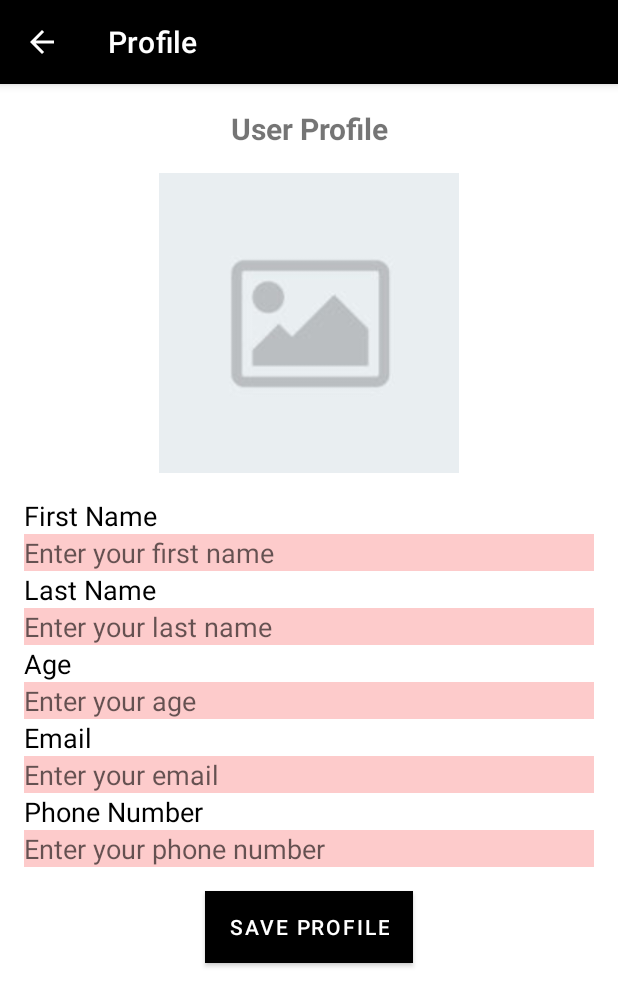
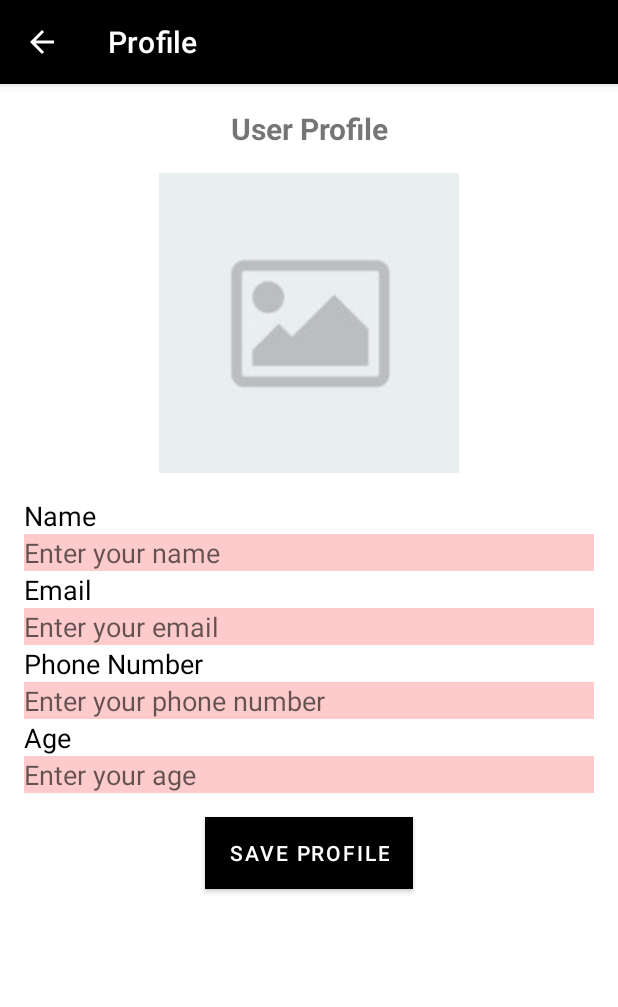
Before and after one commit to satiyaganes06/Party-mobile-project, an Android app: the user_profile screen opened directly, with no data from a screen before it, on a phone screen of 412 x 824 dp. Shown: the top 1007 px of the screen. Run offline under Robolectric (Android 15) with nearby library versions, the phone set to English and light mode, and no system bars; our stand-ins replace Firebase (no records; nobody signed in at launch, a user with empty details on screens opened directly).

Commit message:
19/06/2023 Satiya

```diff
--- a/app/src/main/java/com/example/party_mobile/user_profile.java
+++ b/app/src/main/java/com/example/party_mobile/user_profile.java
@@ -1,4 +1,5 @@
 package com.example.party_mobile;
+import android.annotation.SuppressLint;
 import android.os.Bundle;
 import android.view.View;
 import android.widget.Button;
@@ -11,6 +12,7 @@ import androidx.appcompat.app.ActionBar;
 import androidx.appcompat.app.AppCompatActivity;
 
 import com.example.party_mobile.Firebase_Model.UserModel;
+import com.example.party_mobile.Utility.LoadingDialog;
 import com.google.android.gms.tasks.OnCompleteListener;
 import com.google.android.gms.tasks.Task;
 import com.google.firebase.auth.FirebaseAuth;
@@ -20,19 +22,24 @@ import com.google.firebase.firestore.DocumentSnapshot;
 import com.google.firebase.firestore.FirebaseFirestore;
 
 
-public class user_profile extends AppCompatActivity {
+public class user_profile extends BaseActivity {
 
     private UserModel userModel;
 
-    private EditText firstNameEditText, lastNameEditText, studentIdEditText, emailEditText, phoneNumberEditText;
+    private EditText nameEditText, emailEditText, phoneNumberEditText, ageEditText;
     private Button saveProfileButton;
     private ImageView profileImageView;
     private FirebaseFirestore db;
     private FirebaseUser currentUser;
 
+    DocumentSnapshot document;
+
+    LoadingDialog loadingDialog = new LoadingDialog(this);
+
 //    public user_profile(String firstName, String lastName, String studentId, String email, String phoneNumber) {
 //    }
 
+    @SuppressLint("MissingInflatedId")
     @Override
     protected void onCreate(Bundle savedInstanceState) {
         super.onCreate(savedInstanceState);
@@ -53,9 +60,8 @@ public class user_profile extends AppCompatActivity {
         currentUser = auth.getCurrentUser();
 
         // Initialize views
-        firstNameEditText = findViewById(R.id.firstNameEditText);
-        lastNameEditText = findViewById(R.id.lastNameEditText);
-        studentIdEditText = findViewById(R.id.studentIdEditText);
+        nameEditText = findViewById(R.id.nameEditText);
+        ageEditText = findViewById(R.id.ageEditText);
         emailEditText = findViewById(R.id.emailEditText);
         phoneNumberEditText = findViewById(R.id.phoneNumberEditText);
         saveProfileButton = findViewById(R.id.saveProfileButton);
@@ -84,7 +90,7 @@ public class user_profile extends AppCompatActivity {
                         //user_profile userProfile = document.toObject(user_profile.class);
 
                         // Set the retrieved values to the corresponding views
-                        firstNameEditText.setText(document.getString(""));
+                          nameEditText.setText(docRef.get);
 //                        lastNameEditText.setText(userProfile.getLastName());
 //                        studentIdEditText.setText(userProfile.getStudentId());
 //                        emailEditText.setText(userProfile.getEmail());
@@ -95,6 +101,27 @@ public class user_profile extends AppCompatActivity {
                 }
             }
         });
+    }
+
+    public void fireStoreForm(){
+        loadingDialog.startLoadingDialog();
+        mFireStore.collection("parties")
+                .document(documentID)
+                .get().addOnCompleteListener(new OnCompleteListener<DocumentSnapshot>() {
+                    @Override
+                    public void onComplete(@NonNull Task<DocumentSnapshot> task) {
+                        if (task.isSuccessful()) {
+                            document = task.getResult();
+                            if (document.exists()) {
+                                setPartyDetails();
+                            } else {
+                                Toast.makeText(EditMyParty.this, "No such document", Toast.LENGTH_SHORT).show();
+                            }
+                        } else {
+                            Toast.makeText(EditMyParty.this, "Fail to load", Toast.LENGTH_SHORT).show();
+                        }
+                    }
+                });
     }
 
     private int getPhoneNumber() {
--- a/app/src/main/res/layout/activity_user_profile.xml
+++ b/app/src/main/res/layout/activity_user_profile.xml
@@ -32,57 +32,21 @@
 
 
         <TextView
-            android:id="@+id/firstNameTextView"
+            android:id="@+id/nameTextView"
             android:layout_width="wrap_content"
             android:layout_height="wrap_content"
-            android:text="First Name"
+            android:text="Name"
             android:textSize="18sp"
             android:textColor="@android:color/black"
             android:textAppearance="@style/TextAppearance.AppCompat.Large" />
 
         <EditText
-            android:id="@+id/firstNameEditText"
+            android:id="@+id/nameEditText"
             android:layout_width="match_parent"
             android:layout_height="wrap_content"
             android:inputType="textCapWords"
             android:background="@color/lightRed"
-            android:hint="Enter your first name" />
-
-        <TextView
-            android:id="@+id/lastNameTextView"
-            android:layout_width="wrap_content"
-            android:layout_height="wrap_content"
-            android:text="Last Name"
-            android:textSize="18sp"
-            android:textColor="@android:color/black"
-            android:textAppearance="@style/TextAppearance.AppCompat.Large" />
-
-        <EditText
-            android:id="@+id/lastNameEditText"
-            android:layout_width="match_parent"
-            android:layout_height="wrap_content"
-            android:inputType="textCapWords"
-            android:background="@color/lightRed"
-            android:hint="Enter your last name"
-            android:autofillHints="" />
-
-        <TextView
-            android:id="@+id/ageTextView"
-            android:layout_width="wrap_content"
-            android:layout_height="wrap_content"
-            android:text="Age"
-            android:textSize="18sp"
-            android:textColor="@android:color/black"
-            android:textAppearance="@style/TextAppearance.AppCompat.Large" />
-
-        <EditText
-            android:id="@+id/studentIdEditText"
-            android:layout_width="match_parent"
-            android:layout_height="wrap_content"
-            android:inputType="number"
-            android:background="@color/lightRed"
-            android:hint="Enter your age"
-            android:autofillHints="" />
+            android:hint="Enter your name" />
 
         <TextView
             android:id="@+id/emailTextView"
@@ -118,6 +82,26 @@
             android:background="@color/lightRed"
             android:hint="Enter your phone number" />
 
+        <TextView
+            android:id="@+id/ageTextView"
+            android:layout_width="wrap_content"
+            android:layout_height="wrap_content"
+            android:text="Age"
+            android:textSize="18sp"
+            android:textColor="@android:color/black"
+            android:textAppearance="@style/TextAppearance.AppCompat.Large" />
+
+        <EditText
+            android:id="@+id/ageEditText"
+            android:layout_width="match_parent"
+            android:layout_height="wrap_content"
+            android:inputType="number"
+            android:background="@color/lightRed"
+            android:hint="Enter your age"
+            android:autofillHints="" />
+
+
+
         <Button
             android:id="@+id/saveProfileButton"
             android:layout_width="wrap_content"
```
